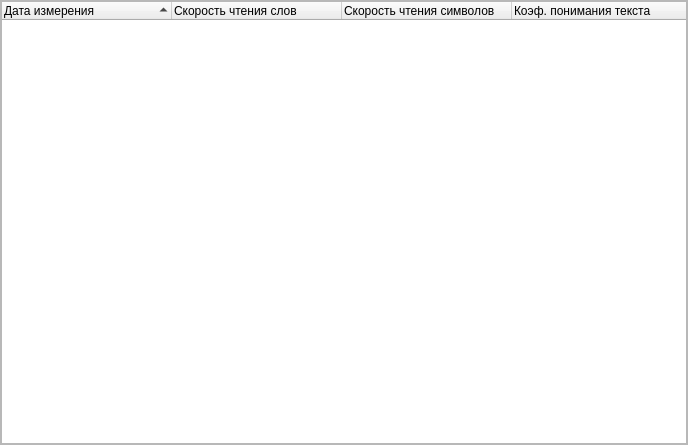
First picture: the form in user_stats_window.ui, repository Nemilad/ReadSpeedTest, before the edit.
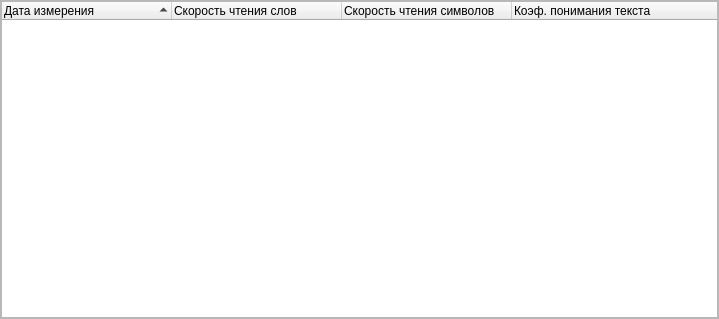
Second picture: the form after the edit.

What changed in the file:
```diff
--- a/user_stats_window.ui
+++ b/user_stats_window.ui
@@ -6,8 +6,8 @@
    <rect>
     <x>0</x>
     <y>0</y>
-    <width>688</width>
-    <height>445</height>
+    <width>719</width>
+    <height>319</height>
    </rect>
   </property>
   <property name="windowTitle">
@@ -36,8 +36,8 @@
        <rect>
         <x>0</x>
         <y>0</y>
-        <width>686</width>
-        <height>443</height>
+        <width>717</width>
+        <height>317</height>
        </rect>
       </property>
       <layout class="QGridLayout" name="gridLayout_2">
@@ -53,6 +53,9 @@
        <property name="bottomMargin">
         <number>0</number>
        </property>
+       <property name="spacing">
+        <number>6</number>
+       </property>
        <item row="0" column="0">
         <widget class="QTreeWidget" name="treeWidget">
          <property name="editTriggers">
@@ -94,6 +97,9 @@
          <attribute name="headerMinimumSectionSize">
           <number>170</number>
          </attribute>
+         <attribute name="headerShowSortIndicator" stdset="0">
+          <bool>true</bool>
+         </attribute>
          <attribute name="headerStretchLastSection">
           <bool>true</bool>
          </attribute>
```
Left out of the diff: 6 changed lines with no effect on the pictures.
